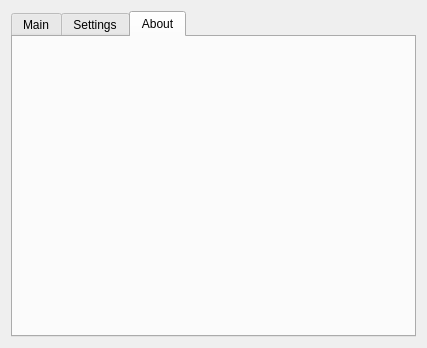
Qt form project10/mainwindow.ui (sashuk/The-Savelife-Project) before a commit.
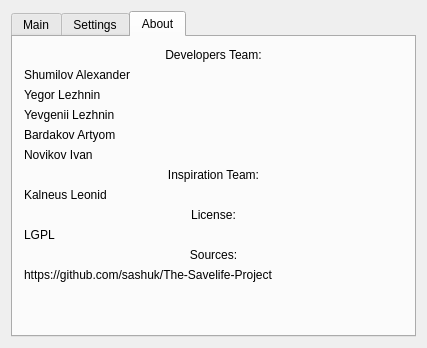
The same form after that commit. The open tabs and pages were chosen to show the change.

Patch:
```diff
--- a/project10/mainwindow.ui
+++ b/project10/mainwindow.ui
@@ -224,6 +224,128 @@
          <attribute name="title">
           <string>About</string>
          </attribute>
+         <layout class="QHBoxLayout" name="horizontalLayout_3">
+          <item>
+           <layout class="QVBoxLayout" name="verticalLayout_5">
+            <item>
+             <layout class="QVBoxLayout" name="verticalLayout">
+              <item>
+               <widget class="QLabel" name="label_6">
+                <property name="text">
+                 <string>Developers Team:</string>
+                </property>
+                <property name="alignment">
+                 <set>Qt::AlignCenter</set>
+                </property>
+               </widget>
+              </item>
+              <item>
+               <widget class="QLabel" name="label_8">
+                <property name="text">
+                 <string>Shumilov Alexander</string>
+                </property>
+               </widget>
+              </item>
+              <item>
+               <widget class="QLabel" name="label_9">
+                <property name="text">
+                 <string>Yegor Lezhnin</string>
+                </property>
+               </widget>
+              </item>
+              <item>
+               <widget class="QLabel" name="label_11">
+                <property name="text">
+                 <string>Yevgenii Lezhnin</string>
+                </property>
+               </widget>
+              </item>
+              <item>
+               <widget class="QLabel" name="label_10">
+                <property name="text">
+                 <string>Bardakov Artyom</string>
+                </property>
+               </widget>
+              </item>
+              <item>
+               <widget class="QLabel" name="label_7">
+                <property name="text">
+                 <string>Novikov Ivan</string>
+                </property>
+                <property name="alignment">
+                 <set>Qt::AlignBottom|Qt::AlignLeading|Qt::AlignLeft</set>
+                </property>
+               </widget>
+              </item>
+              <item>
+               <widget class="QLabel" name="label_16">
+                <property name="text">
+                 <string>Inspiration Team:</string>
+                </property>
+                <property name="alignment">
+                 <set>Qt::AlignCenter</set>
+                </property>
+               </widget>
+              </item>
+              <item>
+               <widget class="QLabel" name="label_12">
+                <property name="text">
+                 <string>Kalneus Leonid</string>
+                </property>
+               </widget>
+              </item>
+              <item>
+               <widget class="QLabel" name="label_13">
+                <property name="text">
+                 <string>License:</string>
+                </property>
+                <property name="alignment">
+                 <set>Qt::AlignCenter</set>
+                </property>
+               </widget>
+              </item>
+              <item>
+               <widget class="QLabel" name="label_14">
+                <property name="text">
+                 <string>LGPL</string>
+                </property>
+               </widget>
+              </item>
+              <item>
+               <widget class="QLabel" name="label_15">
+                <property name="text">
+                 <string>Sources:</string>
+                </property>
+                <property name="alignment">
+                 <set>Qt::AlignCenter</set>
+                </property>
+               </widget>
+              </item>
+              <item>
+               <widget class="QLabel" name="label_17">
+                <property name="text">
+                 <string>https://github.com/sashuk/The-Savelife-Project</string>
+                </property>
+               </widget>
+              </item>
+              <item>
+               <spacer name="verticalSpacer">
+                <property name="orientation">
+                 <enum>Qt::Vertical</enum>
+                </property>
+                <property name="sizeHint" stdset="0">
+                 <size>
+                  <width>20</width>
+                  <height>40</height>
+                 </size>
+                </property>
+               </spacer>
+              </item>
+             </layout>
+            </item>
+           </layout>
+          </item>
+         </layout>
         </widget>
        </widget>
       </item>
```
Left out of the diff: 4 changed lines with no effect on the pictures.
